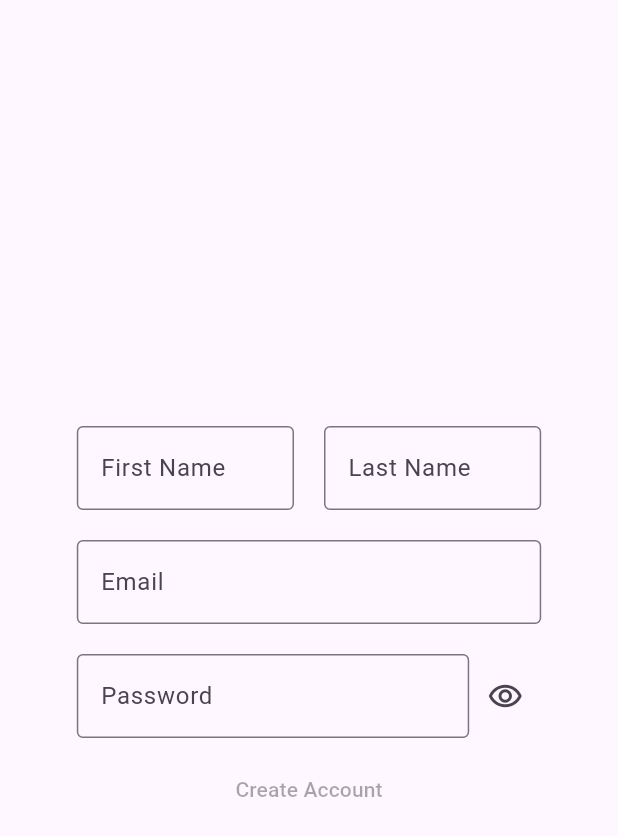
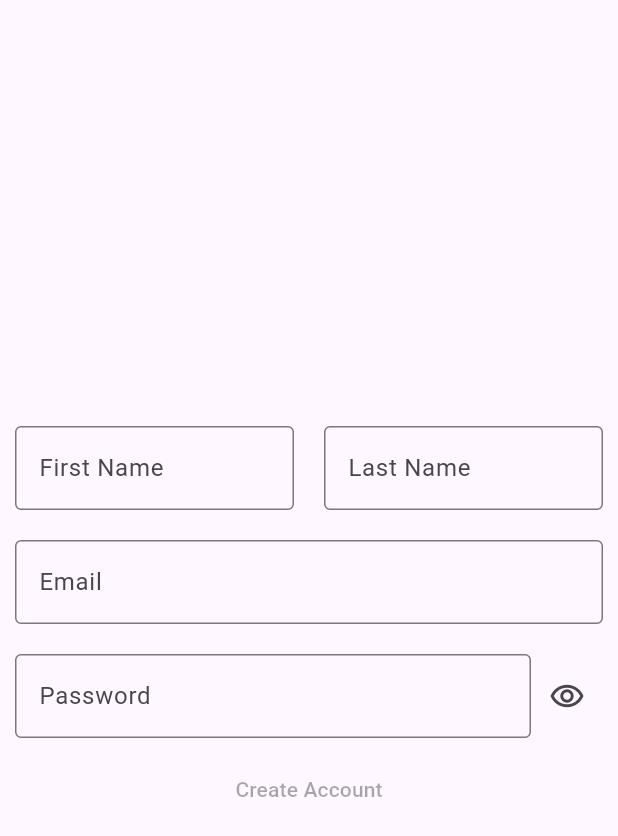
Before and after one commit to JuanP091/UniRoomie, a Flutter app: the screen it shows after launch, on a phone screen of 412 x 824 dp. Shown: the top 836 px of the screen. Run offline on Flutter 3.47's test engine with Material 3 defaults, Android fonts, the phone set to English and light mode, and no system bars; our stand-ins replace cloud_firestore, firebase_auth, firebase_core; accounts and stored records are empty.

Commit message:
completed create screen and added decoration page

```diff
--- a/lib/main.dart
+++ b/lib/main.dart
@@ -1,6 +1,6 @@
 import 'package:firebase_core/firebase_core.dart';
 import 'package:flutter/material.dart';
-import 'package:uniroomie/screens/start_screen.dart';
+import 'package:uniroomie/screens/create_account_screen.dart';
 
 void main() async {
   WidgetsFlutterBinding.ensureInitialized();
@@ -35,7 +35,7 @@ class MyApp extends StatelessWidget {
         colorScheme: ColorScheme.fromSeed(seedColor: Colors.deepPurple),
         useMaterial3: true,
       ),
-      home: const StartScreen(),
+      home: const CreateAccountScreen(),
     );
   }
 }
--- /dev/null
+++ b/lib/screens/create_account_screen.dart
@@ -0,0 +1,203 @@
+import 'package:flutter/material.dart';
+import 'package:uniroomie/screens/user_decoration_screen.dart';
+import 'package:uniroomie/services/auth_service.dart';
+
+
+class CreateAccountScreen extends StatefulWidget {
+  const CreateAccountScreen({super.key});
+
+  @override
+  State<CreateAccountScreen> createState() => _CreateAccountScreenState();
+}
+
+class _CreateAccountScreenState extends State<CreateAccountScreen> {
+  final AuthService _authService = AuthService();
+  bool _isSecure = true;
+  bool _isLoading = false; // To show loading state
+
+  final bool _isadmin = false;
+  final TextEditingController _firstNameController = TextEditingController();
+  final TextEditingController _lastNameController = TextEditingController();
+  final TextEditingController _emailController = TextEditingController();
+  final TextEditingController _passwordController = TextEditingController();
+
+  // Function to validate email format
+  bool _isValidEmail(String email) {
+    final RegExp emailRegex = RegExp(
+      r'^[a-zA-Z0-9._%+-]+@[a-zA-Z0-9.-]+\.[a-zA-Z]{2,}$',
+    );
+    return emailRegex.hasMatch(email);
+  }
+
+
+  // Function to register user with Firebase Authentication
+  Future<void> _registerUser() async {
+    if (!_isValidEmail(_emailController.text)) {
+      ScaffoldMessenger.of(context).showSnackBar(
+        const SnackBar(content: Text("Please enter a valid email address")),
+      );
+      return;
+    }
+
+  // Function to check length of password to make sure it is over 6 characters long
+    if (_passwordController.text.length < 6) {
+      ScaffoldMessenger.of(context).showSnackBar(
+        const SnackBar(content: Text("Password must be at least 6 characters long")),
+      );
+      return;
+    }
+
+    setState(() {
+      _isLoading = true;
+    });
+
+    // Waits for firebase auth to register user to database
+    String? error = await _authService.registerUser(
+      _firstNameController.text,
+      _lastNameController.text,
+      _emailController.text,
+      _passwordController.text,
+      _isadmin,
+    );
+
+    setState(() {
+      _isLoading = false;
+    });
+
+    // If we get no error we will ensure that the user knows their account was created and lead them to decoration page
+    if (error == null) {
+      ScaffoldMessenger.of(context).showSnackBar(
+        const SnackBar(content: Text("Account created successfully!")),
+      );
+      Navigator.pushReplacement(
+        context,
+        MaterialPageRoute(builder: (context) => const UserDecorationScreen()),
+      );
+    } else {
+      ScaffoldMessenger.of(context).showSnackBar(
+        SnackBar(content: Text(error)),
+      );
+    }
+  }
+
+  // Makes sure that all fields are not empty
+  bool _validateFields() {
+    return _firstNameController.text.isNotEmpty &&
+        _lastNameController.text.isNotEmpty &&
+        _emailController.text.isNotEmpty &&
+        _passwordController.text.isNotEmpty;
+  }
+
+  void _updateButtonState() {
+    setState(() {}); // Forces UI update when text changes
+  }
+
+
+  @override
+  void dispose() {
+    _firstNameController.dispose();
+    _lastNameController.dispose();
+    _emailController.dispose();
+    _passwordController.dispose();
+    super.dispose();
+  }
+
+  @override
+Widget build(BuildContext context) {
+  return Scaffold(
+    body: Center(
+      child: Column(
+        mainAxisAlignment: MainAxisAlignment.center,
+        children: [
+          Row(
+            mainAxisAlignment: MainAxisAlignment.center,
+            children: [
+              // First Name Field
+              Flexible(
+                child: Padding(
+                  padding: const EdgeInsets.all(10),
+                  child: TextField(
+                    controller: _firstNameController,
+                    onChanged: (text) => _updateButtonState(),
+                    decoration: const InputDecoration(
+                      border: OutlineInputBorder(),
+                      labelText: "First Name",
+                    ),
+                  ),
+                ),
+              ),
+              // Last Name Field
+              Flexible(
+                child: Padding(
+                  padding: const EdgeInsets.all(10),
+                  child: TextField(
+                    controller: _lastNameController,
+                    onChanged: (text) => _updateButtonState(),
+                    decoration: const InputDecoration(
+                      border: OutlineInputBorder(),
+                      labelText: "Last Name",
+                    ),
+                  ),
+                ),
+              ),
+            ],
+          ),
+          // Email Field
+          Padding(
+            padding: const EdgeInsets.all(10),
+            child: SizedBox(
+              width: MediaQuery.of(context).size.width * 1,
+              child: TextField(
+                controller: _emailController,
+                onChanged: (text) => _updateButtonState(),
+                decoration: const InputDecoration(
+                  border: OutlineInputBorder(),
+                  labelText: "Email",
+                ),
+              ),
+            ),
+          ),
+          // Password Field
+          Padding(
+            padding: const EdgeInsets.all(10),
+            child: SizedBox(
+              width: MediaQuery.of(context).size.width * 1,
+              child: Row(
+                children: [
+                  Expanded(
+                    child: TextField(
+                      controller: _passwordController,
+                      obscureText: _isSecure,
+                      onChanged: (text) => _updateButtonState(),
+                      decoration: const InputDecoration(
+                        border: OutlineInputBorder(),
+                        labelText: "Password",
+                      ),
+                    ),
+                  ),
+                  IconButton(
+                    icon: Icon(
+                      _isSecure ? Icons.remove_red_eye_outlined : Icons.remove_red_eye,
+                    ),
+                    onPressed: () {
+                      setState(() {
+                        _isSecure = !_isSecure;
+                      });
+                    },
+                  )
+                ],
+              ),
+            ),
+          ),
+          _isLoading
+              ? const CircularProgressIndicator()
+              : TextButton(
+                  onPressed: _validateFields() ? _registerUser : null,
+                  child: const Text("Create Account"),
+                ),
+        ],
+      ),
+    ),
+  );
+  }
+}
--- a/lib/screens/start_screen.dart
+++ /dev/null
@@ -1,142 +0,0 @@
-import 'package:cloud_firestore/cloud_firestore.dart';
-import 'package:flutter/material.dart';
-import 'package:uniroomie/main.dart';
-
-class StartScreen extends StatefulWidget {
-  const StartScreen({super.key});
-
-  @override
-  State<StartScreen> createState() => _StartScreenState();
-}
-
-class _StartScreenState extends State<StartScreen> {
-  bool _isSecure = true;
-  final TextEditingController _firstNameController = TextEditingController();
-  final TextEditingController _lastNameController = TextEditingController();
-  final TextEditingController _emailController = TextEditingController();
-  final TextEditingController _passwordController = TextEditingController();
-
-  void writeData() async {
-    FirebaseFirestore.instance.collection('users').add({
-      'First Name': _firstNameController.text,
-      'Last Name': _lastNameController.text,
-      'Email': _emailController.text,
-      'Password': _passwordController.text,
-    });
-  }
-
-  bool _validateFields() {
-    return _firstNameController.text.isNotEmpty &&
-           _lastNameController.text.isNotEmpty &&
-           _emailController.text.isNotEmpty &&
-           _passwordController.text.isNotEmpty;
-  }
-
-  void _updateButtonState() {
-    setState(() {}); // Forces UI update when text changes
-  }
-
-  @override
-  void dispose() {
-    _firstNameController.dispose();
-    _lastNameController.dispose();
-    _emailController.dispose();
-    _passwordController.dispose();
-    super.dispose();
-  }
-
-  @override
-  Widget build(BuildContext context) {
-    return Scaffold(
-      body: Center(
-        child: Column(
-          mainAxisAlignment: MainAxisAlignment.center,
-          children: [
-            Row(
-              mainAxisAlignment: MainAxisAlignment.center,
-              children: [
-                Container(
-                  width: MediaQuery.of(context).size.width * 0.4,
-                  padding: const EdgeInsets.all(10),
-                  child: TextField(
-                    controller: _firstNameController, // ✅ FIXED
-                    onChanged: (text) => _updateButtonState(),
-                    decoration: const InputDecoration(
-                      border: OutlineInputBorder(),
-                      labelText: "First Name",
-                    ),
-                  ),
-                ),
-                Container(
-                  width: MediaQuery.of(context).size.width * 0.4,
-                  padding: const EdgeInsets.all(10),
-                  child: TextField(
-                    controller: _lastNameController, // ✅ FIXED
-                    onChanged: (text) => _updateButtonState(),
-                    decoration: const InputDecoration(
-                      border: OutlineInputBorder(),
-                      labelText: "Last Name",
-                    ),
-                  ),
-                ),
-              ],
-            ),
-            Container(
-              width: MediaQuery.of(context).size.width * 0.8,
-              padding: const EdgeInsets.all(10),
-              child: TextField(
-                controller: _emailController, // ✅ FIXED
-                onChanged: (text) => _updateButtonState(),
-                decoration: const InputDecoration(
-                  border: OutlineInputBorder(),
-                  labelText: "Email",
-                ),
-              ),
-            ),
-            Container(
-              width: MediaQuery.of(context).size.width * 0.8,
-              padding: const EdgeInsets.all(10),
-              child: Row(
-                children: [
-                  Expanded(
-                    child: TextField(
-                      controller: _passwordController, // ✅ FIXED
-                      obscureText: _isSecure,
-                      onChanged: (text) => _updateButtonState(),
-                      decoration: const InputDecoration(
-                        border: OutlineInputBorder(),
-                        labelText: "Password",
-                      ),
-                    ),
-                  ),
-                  IconButton(
-                    icon: Icon(
-                      _isSecure ? Icons.remove_red_eye_outlined : Icons.remove_red_eye,
-                    ),
-                    onPressed: () {
-                      setState(() {
-                        _isSecure = !_isSecure;
-                      });
-                    },
-                  )
-                ],
-              ),
-            ),
-            TextButton(
-              onPressed: _validateFields()
-                  ? () {
-                      writeData();
-                      Navigator.push(
-                        context,
-                        MaterialPageRoute(builder: (context) => const MyHomePage(title: 'Welcome!')),
-                      );
-                    }
-                  : null, // Button is disabled if fields are empty
-              child: const Text("Create Account"),
-            ),
-          ],
-        ),
-      ),
-    );
-  }
-}
--- a/pubspec.yaml
+++ b/pubspec.yaml
@@ -68,7 +68,7 @@ flutter:
   #   - images/a_dot_burr.jpeg
   #   - images/a_dot_ham.jpeg
 
-  # An image asset can refer to one or more resolution-specific "variants", see
+  # An image asset can refer to one or more resolution-specific "varƒiants", see
   # https://flutter.dev/to/resolution-aware-images
 
   # For details regarding adding assets from package dependencies, see
```
Also changed, not shown: lib/screens/user_decoration_screen.dart (added, +279 -0 lines), lib/screens/welcome_page_screen.dart (added, +59 -0 lines), lib/services/auth_service.dart (added, +56 -0 lines), pubspec.lock, 4 other files.
